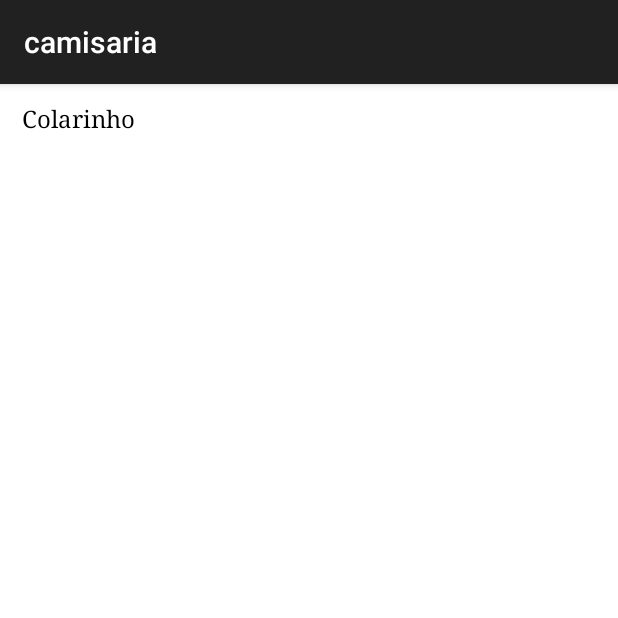
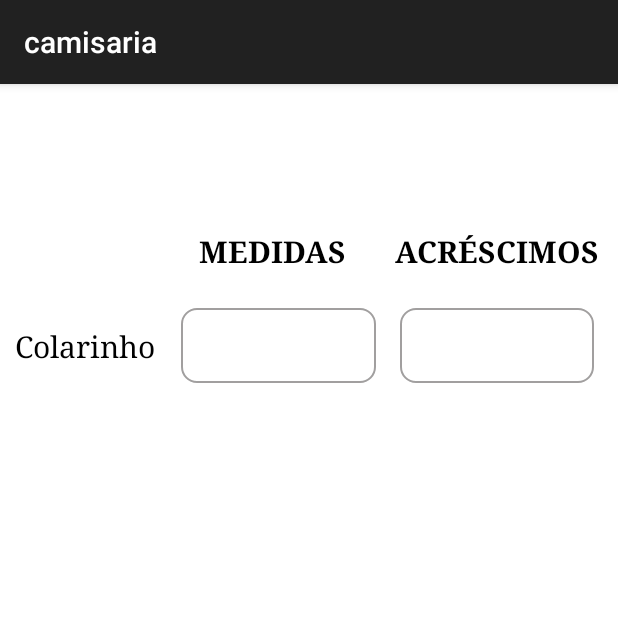
Before and after one commit to CaMaschion/camisaria, an Android app: the screen it shows after launch (MainActivity), after a tap on "botão para adicionar novo cliente", on a phone screen of 412 x 824 dp, the top half of it. Run offline under Robolectric (Android 15) with nearby library versions, the light colour scheme and no system bars.

Commit message:
measure fragment

```diff
--- /dev/null
+++ b/app/src/main/res/drawable/custom_measure_input.xml
@@ -0,0 +1,20 @@
+<?xml version="1.0" encoding="utf-8"?>
+<selector xmlns:android="http://schemas.android.com/apk/res/android">
+
+    <item android:state_enabled="true" android:state_focused="true">
+        <shape android:shape="rectangle">
+            <solid android:color="@color/white"/>
+            <corners android:radius="10dp"/>
+            <stroke android:color="@color/purple_700" android:width="1dp"/>
+        </shape>
+    </item>
+
+    <item android:state_enabled="true">
+        <shape android:shape="rectangle">
+            <solid android:color="@color/white"/>
+            <corners android:radius="10dp"/>
+            <stroke android:color="@color/grey" android:width="1dp"/>
+        </shape>
+    </item>
+
+</selector>
--- a/app/src/main/res/layout/fragment_measurement_chart.xml
+++ b/app/src/main/res/layout/fragment_measurement_chart.xml
@@ -3,63 +3,66 @@
     xmlns:app="http://schemas.android.com/apk/res-auto"
     xmlns:tools="http://schemas.android.com/tools"
     android:layout_width="match_parent"
-    android:background="@color/white"
-    android:layout_height="match_parent">
+    android:layout_height="match_parent"
+    android:background="@color/white">
 
     <TextView
         android:id="@+id/measures"
         android:layout_width="wrap_content"
         android:layout_height="wrap_content"
-        android:layout_marginStart="16dp"
-        android:layout_marginEnd="16dp"
+        android:layout_marginStart="@dimen/dimen_12"
+        android:layout_marginEnd="@dimen/dimen_16"
         android:fontFamily="serif"
         android:text="medidas"
         android:textAllCaps="true"
         android:textColor="@color/black"
-        android:textSize="18sp"
+        android:textSize="20sp"
         android:textStyle="bold"
         app:layout_constraintEnd_toStartOf="@+id/add"
         app:layout_constraintHorizontal_bias="0.5"
         app:layout_constraintHorizontal_chainStyle="packed"
         app:layout_constraintStart_toStartOf="@+id/guideline2"
-        app:layout_constraintTop_toTopOf="@+id/add" />
+        app:layout_constraintTop_toTopOf="@+id/guideline3" />
 
     <EditText
         android:id="@+id/editTextMeasure"
         android:layout_width="0dp"
-        android:layout_height="wrap_content"
-        android:layout_marginStart="16dp"
+        android:layout_height="50dp"
+        android:layout_marginTop="@dimen/dimen_24"
+        android:layout_marginStart="@dimen/dimen_16"
+        android:layout_marginEnd="@dimen/dimen_16"
+        android:background="@drawable/custom_measure_input"
         android:inputType="textPersonName"
         android:textColor="@color/black"
-        app:layout_constraintBottom_toBottomOf="@+id/editTexAdd"
         app:layout_constraintEnd_toStartOf="@+id/editTexAdd"
         app:layout_constraintStart_toStartOf="@+id/guideline2"
-        app:layout_constraintTop_toTopOf="@+id/editTexAdd" />
+        app:layout_constraintTop_toBottomOf="@+id/measures" />
 
     <TextView
         android:id="@+id/add"
         android:layout_width="wrap_content"
         android:layout_height="wrap_content"
-        android:layout_marginEnd="16dp"
-        android:layout_marginBottom="16dp"
+        android:layout_marginEnd="@dimen/dimen_12"
         android:fontFamily="serif"
         android:text="acréscimos"
         android:textAllCaps="true"
         android:textColor="@color/black"
-        android:textSize="18sp"
+        android:textSize="20sp"
         android:textStyle="bold"
-        app:layout_constraintBottom_toTopOf="@+id/editTexAdd"
         app:layout_constraintEnd_toEndOf="parent"
-        app:layout_constraintStart_toEndOf="@+id/measures" />
+        app:layout_constraintTop_toTopOf="@+id/guideline3" />
 
     <EditText
         android:id="@+id/editTexAdd"
         android:layout_width="0dp"
-        android:layout_height="wrap_content"
+        android:layout_height="50dp"
         android:layout_marginEnd="16dp"
+        android:layout_marginTop="@dimen/dimen_24"
+        android:background="@drawable/custom_measure_input"
         app:layout_constraintEnd_toEndOf="parent"
         app:layout_constraintStart_toEndOf="@+id/editTextMeasure"
-        tools:layout_editor_absoluteY="72dp" />
+        app:layout_constraintTop_toBottomOf="@+id/add"
+        tools:ignore="MissingConstraints" />
 
     <androidx.constraintlayout.widget.Guideline
         android:id="@+id/guideline2"
@@ -72,15 +75,22 @@
         android:id="@+id/textView3"
         android:layout_width="wrap_content"
         android:layout_height="wrap_content"
-        android:layout_marginStart="16dp"
+        android:layout_marginStart="@dimen/dimen_24"
         android:layout_marginEnd="16dp"
         android:fontFamily="serif"
         android:text="Colarinho"
         android:textColor="@color/black"
-        android:textSize="16sp"
+        android:textSize="20sp"
         app:layout_constraintBottom_toBottomOf="@+id/editTextMeasure"
         app:layout_constraintEnd_toStartOf="@+id/guideline2"
         app:layout_constraintStart_toStartOf="parent"
         app:layout_constraintTop_toTopOf="@+id/editTextMeasure" />
 
+    <androidx.constraintlayout.widget.Guideline
+        android:id="@+id/guideline3"
+        android:layout_width="wrap_content"
+        android:layout_height="wrap_content"
+        android:orientation="horizontal"
+        app:layout_constraintGuide_begin="98dp" />
+
 </androidx.constraintlayout.widget.ConstraintLayout>
--- a/app/src/main/res/values/colors.xml
+++ b/app/src/main/res/values/colors.xml
@@ -6,6 +6,7 @@
     <color name="teal_200">#FF03DAC5</color>
     <color name="teal_700">#FF018786</color>
     <color name="black">#FF000000</color>
+    <color name="grey">#D38E8C8C</color>
     <color name="white">#FFFFFFFF</color>
 
     <color name="dark_blue">#001129</color>
--- a/app/src/main/res/values/dimens.xml
+++ b/app/src/main/res/values/dimens.xml
@@ -3,6 +3,7 @@
     <dimen name="dimen_5">5dp</dimen>
     <dimen name="dimen_10">10dp</dimen>
     <dimen name="dimen_12">12dp</dimen>
+    <dimen name="dimen_16">16dp</dimen>
     <dimen name="dimen_24">24dp</dimen>
     <dimen name="dimen_70">70dp</dimen>
 </resources>
```
